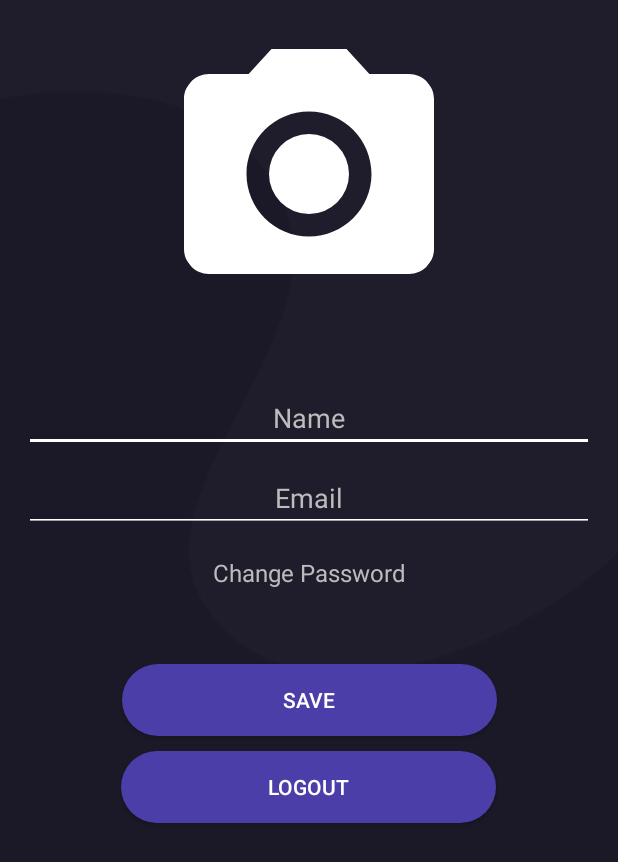
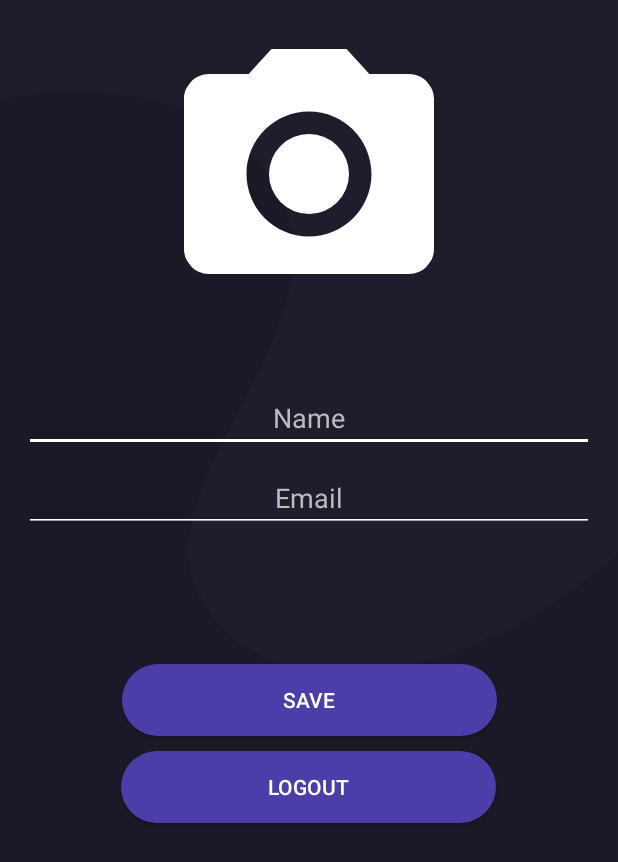
Before and after one commit to mikhaelAPG/Theatrum, an Android app: the layout fragment_profile.xml on its own in the app's theme, with its tools: preview values and no code run, on a phone screen of 412 x 824 dp. Shown: the top 862 px of the screen. Run offline under Robolectric (Android 15) with nearby library versions, the phone set to English and light mode, and no system bars.

Commit message:
fix ui + profile fragment

```diff
--- a/app/src/main/java/com/example/theatrum/ProfileFragment.kt
+++ b/app/src/main/java/com/example/theatrum/ProfileFragment.kt
@@ -61,12 +61,6 @@ class ProfileFragment : Fragment() {
                 ic_verified.visibility = View.VISIBLE
             } else {
                 ic_unverified.visibility = View.VISIBLE
-            }
-
-            if (user.phoneNumber.isNullOrEmpty()) {
-                etPhone.setText("Masukkan nomor telephone")
-            } else {
-                etPhone.setText(user.phoneNumber)
             }
 
             db.collection("users")
--- a/app/src/main/res/layout/activity_login.xml
+++ b/app/src/main/res/layout/activity_login.xml
@@ -32,6 +32,7 @@
         android:inputType="textEmailAddress"
         android:textColorHint="@color/grey"
         android:backgroundTint="@color/white"
+        android:textColor="@color/white"
         app:layout_constraintEnd_toEndOf="parent"
         app:layout_constraintHorizontal_bias="0.0"
         app:layout_constraintStart_toStartOf="parent"
@@ -48,6 +49,7 @@
         android:hint="Password"
         android:textColorHint="@color/grey"
         android:backgroundTint="@color/white"
+        android:textColor="@color/white"
         android:inputType="textPassword"
         app:layout_constraintEnd_toEndOf="@+id/etEmail"
         app:layout_constraintStart_toStartOf="@+id/etEmail"
--- a/app/src/main/res/layout/activity_register.xml
+++ b/app/src/main/res/layout/activity_register.xml
@@ -30,6 +30,7 @@
         android:hint="Email"
         android:inputType="textEmailAddress"
         android:textColorHint="@color/grey"
+        android:textColor="@color/white"
         android:backgroundTint="@color/white"
         android:gravity="center"
         app:layout_constraintEnd_toEndOf="parent"
@@ -47,6 +48,7 @@
         android:inputType="textPassword"
         android:textColorHint="@color/grey"
         android:backgroundTint="@color/white"
+        android:textColor="@color/white"
         android:gravity="center"
         app:layout_constraintEnd_toEndOf="@+id/etEmail"
         app:layout_constraintStart_toStartOf="@+id/etEmail"
@@ -62,6 +64,7 @@
         android:inputType="textPassword"
         android:textColorHint="@color/grey"
         android:backgroundTint="@color/white"
+        android:textColor="@color/white"
         android:gravity="center"
         app:layout_constraintEnd_toEndOf="@+id/etEmail"
         app:layout_constraintStart_toStartOf="@+id/etEmail"
--- a/app/src/main/res/layout/fragment_profile.xml
+++ b/app/src/main/res/layout/fragment_profile.xml
@@ -30,6 +30,7 @@
         android:inputType="textPersonName"
         android:textColorHint="@color/grey"
         android:backgroundTint="@color/white"
+        android:textColor="@color/white"
         android:gravity="center"
         app:layout_constraintEnd_toEndOf="parent"
         app:layout_constraintStart_toStartOf="parent"
@@ -43,10 +44,11 @@
         android:ems="10"
         android:hint="Email"
         android:gravity="center"
-        android:focusableInTouchMode="false"
+        android:enabled="false"
         android:inputType="textEmailAddress"
         android:textColorHint="@color/grey"
         android:backgroundTint="@color/white"
+        android:textColor="@color/white"
         app:layout_constraintEnd_toEndOf="@+id/etName"
         app:layout_constraintStart_toStartOf="@+id/etName"
         app:layout_constraintTop_toBottomOf="@+id/etName" />
@@ -57,6 +59,7 @@
         android:layout_height="wrap_content"
         android:layout_marginTop="16dp"
         android:text="Change Password"
+        android:visibility="invisible"
         android:textSize="16sp"
         android:textColor="@color/grey"
         app:layout_constraintEnd_toEndOf="@+id/etEmail"
```
